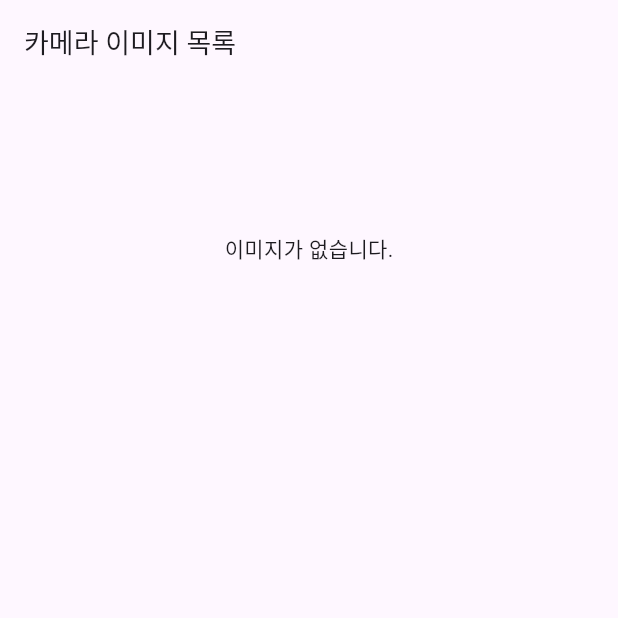
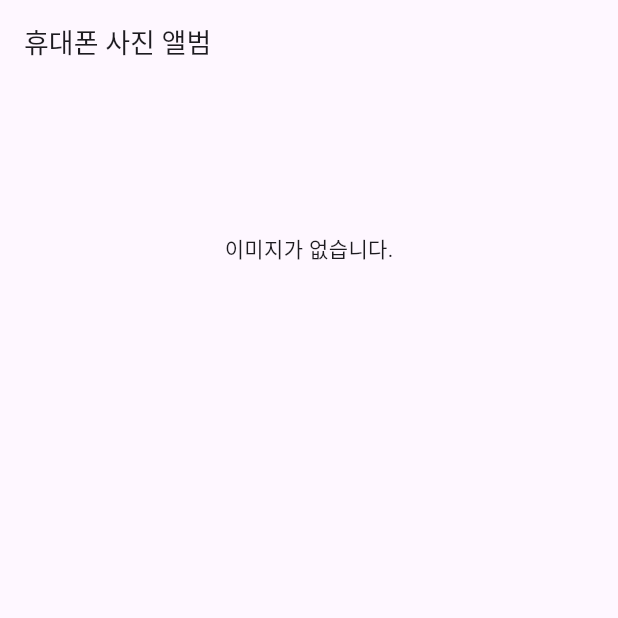
Before and after one commit to kim-jaejong/camera_folder_screen, a Flutter app: the screen it shows after launch, on a phone screen of 412 x 824 dp, the top half of it. Run offline on Flutter 3.47's test engine with Material 3 defaults, Android fonts, the phone set to English and light mode, and no system bars; our stand-ins replace permission_handler; missing offline and left inert: photo_manager.

Commit message:
ending Window Showing Grid Viewer
  그리드 뷰가 처음부터 나오는 시도는 마치고 다음 작업부터 사진이 있는 폴더로 시작할 것임

```diff
--- a/lib/main.dart
+++ b/lib/main.dart
@@ -1,3 +1,4 @@
+import 'package:flutter/foundation.dart';
 import 'package:flutter/material.dart';
 import 'package:photo_manager/photo_manager.dart';
 import 'package:permission_handler/permission_handler.dart';
@@ -29,13 +30,10 @@ class CameraFolderScreen extends StatefulWidget {
 class _CameraFolderScreenState extends State<CameraFolderScreen> {
   List<AssetEntity> imageAssets = [];
   bool isLoading = true;
-  String albumName = ''; // 폴더 이름을 저장할 변수 추가
+  String albumName = ''; // 폴더 이름
 
-  ValueNotifier<int> selectedCount =
-      ValueNotifier<int>(0); // 선택된 사진의 개수를 추적하는 변수 추가
-
-  final Map<AssetEntity, ValueNotifier<bool>> _selectedImages =
-      {}; // 선택된 이미지를 추적하는 맵
+  ValueNotifier<int> selectedCount = ValueNotifier<int>(0); // 선택된 사진의 개수를 추적
+  final Map<AssetEntity, ValueNotifier<bool>> _selectedImages = {}; // 선택 이미지 추적
 
   @override
   void initState() {
@@ -51,8 +49,7 @@ class _CameraFolderScreenState extends State<CameraFolderScreen> {
       setState(() {
         isLoading = false;
       });
-      // 권한이 거부되면 사용자에게 알리기
-      _showPermissionDeniedMessage();
+      _showPermissionDeniedMessage(); // 권한이 거부되면 사용자에게 알리기
     }
   }
 
@@ -67,6 +64,13 @@ class _CameraFolderScreenState extends State<CameraFolderScreen> {
       type: RequestType.image,
     );
 
+    // 각 앨범의 이름을 출력합니다.
+    for (var album in albums) {
+      if (kDebugMode) {
+        print('앨범 명: ${album.name}');
+      }
+    }
+
     int totalImages = await albums[0].assetCountAsync; //  앨범에 있는 이미지의 총 갯수
     List<AssetEntity> images =
         await albums[0].getAssetListPaged(page: 0, size: totalImages);
@@ -78,12 +82,11 @@ class _CameraFolderScreenState extends State<CameraFolderScreen> {
     });
   }
 
-  // Scaffold의 Body 수정 부분
   @override
   Widget build(BuildContext context) {
     return Scaffold(
       appBar: AppBar(
-          title: const Text('카메라 이미지 목록', style: TextStyle(fontSize: 18))),
+          title: const Text('휴대폰 사진 앨범', style: TextStyle(fontSize: 18))),
       body: Column(
         mainAxisAlignment: MainAxisAlignment.center, // 중앙 정렬
         children: [
@@ -98,7 +101,6 @@ class _CameraFolderScreenState extends State<CameraFolderScreen> {
                   )
                 : const Center(child: Text("이미지가 없습니다.")),
           ),
-          // 이미지 그리드 리스트
           Expanded(
             flex: 5, // 나머지 이미지 목록
             child: GridPart(
```
Also changed, not shown: lib/grid_part.dart (+5 -2 lines), lib/header_part.dart (+22 -8 lines), lib/image_tile.dart (+0 -31 lines).
